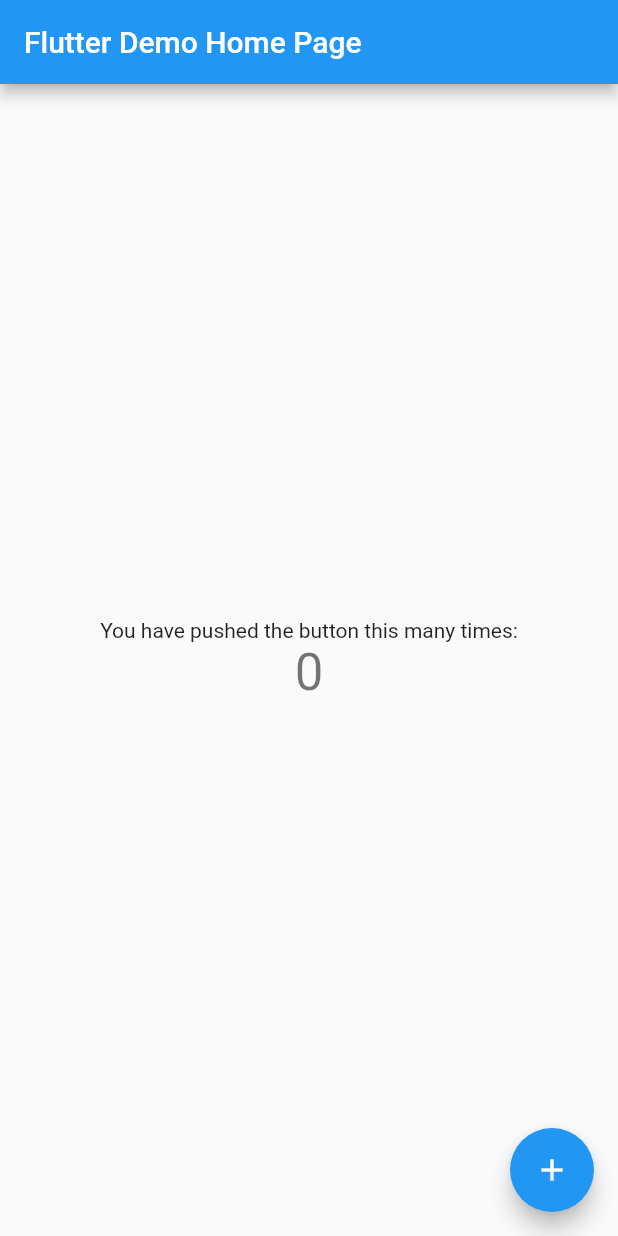
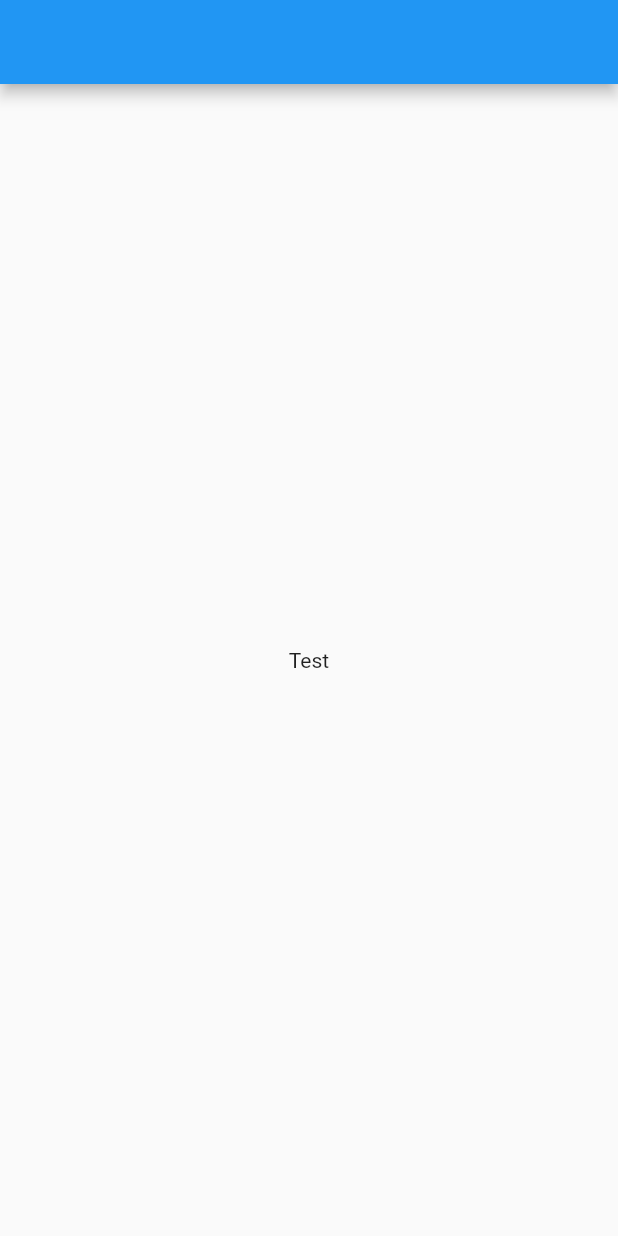
Before and after one commit to mikeyroush/ConeDroneApp, a Flutter app: the screen it shows after launch, on a phone screen of 412 x 824 dp. Run offline on Flutter 3.47's test engine with Material 2 defaults, Android fonts, the phone set to English and light mode, and no system bars.

Commit message:
added screens

```diff
--- a/cone_drone/lib/main.dart
+++ b/cone_drone/lib/main.dart
@@ -1,117 +1,22 @@
 import 'package:flutter/material.dart';
+import 'screens/welcome_screen.dart';
+import 'screens/registration_screen.dart';
+import 'screens/login_screen.dart';
+import 'screens/home_screen.dart';
 
-void main() {
-  runApp(MyApp());
-}
+void main() => runApp(ConeDrone());
 
-class MyApp extends StatelessWidget {
-  // This widget is the root of your application.
+class ConeDrone extends StatelessWidget {
   @override
   Widget build(BuildContext context) {
     return MaterialApp(
-      title: 'Flutter Demo',
-      theme: ThemeData(
-        // This is the theme of your application.
-        //
-        // Try running your application with "flutter run". You'll see the
-        // application has a blue toolbar. Then, without quitting the app, try
-        // changing the primarySwatch below to Colors.green and then invoke
-        // "hot reload" (press "r" in the console where you ran "flutter run",
-        // or simply save your changes to "hot reload" in a Flutter IDE).
-        // Notice that the counter didn't reset back to zero; the application
-        // is not restarted.
-        primarySwatch: Colors.blue,
-        // This makes the visual density adapt to the platform that you run
-        // the app on. For desktop platforms, the controls will be smaller and
-        // closer together (more dense) than on mobile platforms.
-        visualDensity: VisualDensity.adaptivePlatformDensity,
-      ),
-      home: MyHomePage(title: 'Flutter Demo Home Page'),
+      initialRoute: WelcomeScreen.id,
+      routes: {
+        WelcomeScreen.id: (context) => WelcomeScreen(),
+        RegistrationScreen.id: (context) => RegistrationScreen(),
+        LoginScreen.id: (context) => LoginScreen(),
+        HomeScreen.id: (context) => HomeScreen(),
+      },
     );
   }
 }
-
-class MyHomePage extends StatefulWidget {
-  MyHomePage({Key key, this.title}) : super(key: key);
-
-  // This widget is the home page of your application. It is stateful, meaning
-  // that it has a State object (defined below) that contains fields that affect
-  // how it looks.
-
-  // This class is the configuration for the state. It holds the values (in this
-  // case the title) provided by the parent (in this case the App widget) and
-  // used by the build method of the State. Fields in a Widget subclass are
-  // always marked "final".
-
-  final String title;
-
-  @override
-  _MyHomePageState createState() => _MyHomePageState();
-}
-
-class _MyHomePageState extends State<MyHomePage> {
-  int _counter = 0;
-
-  void _incrementCounter() {
-    setState(() {
-      // This call to setState tells the Flutter framework that something has
-      // changed in this State, which causes it to rerun the build method below
-      // so that the display can reflect the updated values. If we changed
-      // _counter without calling setState(), then the build method would not be
-      // called again, and so nothing would appear to happen.
-      _counter++;
-    });
-  }
-
-  @override
-  Widget build(BuildContext context) {
-    // This method is rerun every time setState is called, for instance as done
-    // by the _incrementCounter method above.
-    //
-    // The Flutter framework has been optimized to make rerunning build methods
-    // fast, so that you can just rebuild anything that needs updating rather
-    // than having to individually change instances of widgets.
-    return Scaffold(
-      appBar: AppBar(
-        // Here we take the value from the MyHomePage object that was created by
-        // the App.build method, and use it to set our appbar title.
-        title: Text(widget.title),
-      ),
-      body: Center(
-        // Center is a layout widget. It takes a single child and positions it
-        // in the middle of the parent.
-        child: Column(
-          // Column is also a layout widget. It takes a list of children and
-          // arranges them vertically. By default, it sizes itself to fit its
-          // children horizontally, and tries to be as tall as its parent.
-          //
-          // Invoke "debug painting" (press "p" in the console, choose the
-          // "Toggle Debug Paint" action from the Flutter Inspector in Android
-          // Studio, or the "Toggle Debug Paint" command in Visual Studio Code)
-          // to see the wireframe for each widget.
-          //
-          // Column has various properties to control how it sizes itself and
-          // how it positions its children. Here we use mainAxisAlignment to
-          // center the children vertically; the main axis here is the vertical
-          // axis because Columns are vertical (the cross axis would be
-          // horizontal).
-          mainAxisAlignment: MainAxisAlignment.center,
-          children: <Widget>[
-            Text(
-              'You have pushed the button this many times:',
-            ),
-            Text(
-              '$_counter',
-              style: Theme.of(context).textTheme.headline4,
-            ),
-          ],
-        ),
-      ),
-      floatingActionButton: FloatingActionButton(
-        onPressed: _incrementCounter,
-        tooltip: 'Increment',
-        child: Icon(Icons.add),
-      ), // This trailing comma makes auto-formatting nicer for build methods.
-    );
-  }
-}
--- /dev/null
+++ b/cone_drone/lib/screens/welcome_screen.dart
@@ -0,0 +1,20 @@
+import 'package:flutter/material.dart';
+
+class WelcomeScreen extends StatefulWidget {
+  static const String id = 'welcome_screen';
+
+  @override
+  _WelcomeScreenState createState() => _WelcomeScreenState();
+}
+
+class _WelcomeScreenState extends State<WelcomeScreen> {
+  @override
+  Widget build(BuildContext context) {
+    return Scaffold(
+      appBar: AppBar(),
+      body: Center(
+        child: Text('Test'),
+      ),
+    );
+  }
+}
```
Also changed, not shown: cone_drone/lib/screens/home_screen.dart (added, +14 -0 lines), cone_drone/lib/screens/login_screen.dart (added, +14 -0 lines), cone_drone/lib/screens/registration_screen.dart (added, +14 -0 lines), cone_drone/pubspec.yaml (+0 -25 lines), 2 other files.
